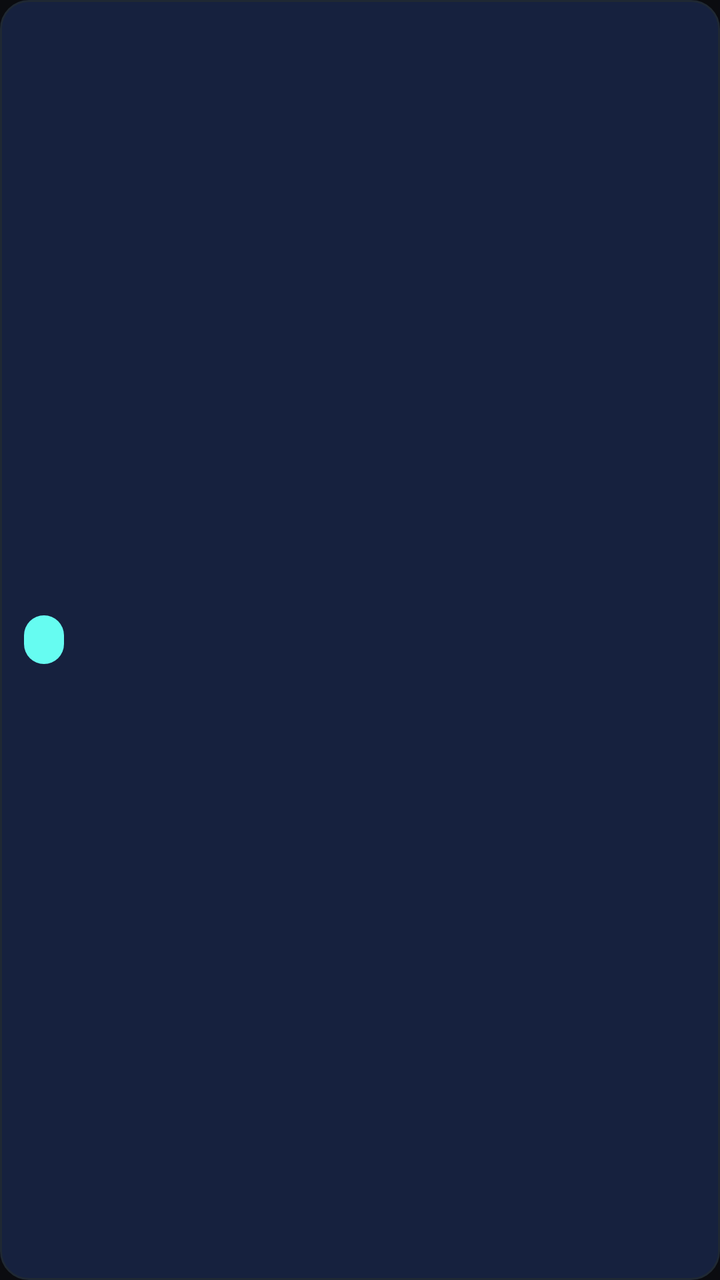
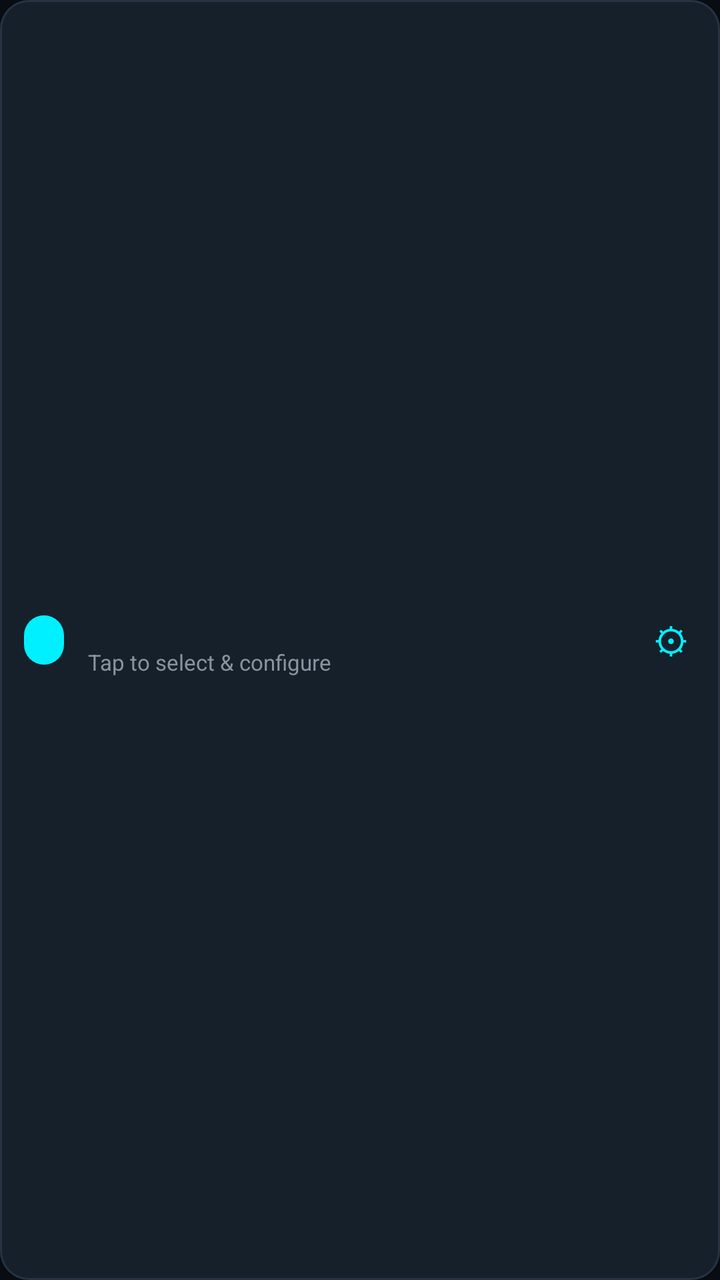

An Android layout rendered at two revisions. The XML below is the earlier revision; the diff shows what the commit changed to produce the second picture.
<!-- AndroidManifest.xml: application theme Theme.App -->
<!-- res/layout/item_script.xml -->
<?xml version="1.0" encoding="utf-8"?>
<LinearLayout xmlns:android="http://schemas.android.com/apk/res/android"
    android:layout_width="match_parent"
    android:layout_height="wrap_content"
    android:orientation="horizontal"
    android:gravity="center_vertical"
    android:background="@drawable/bg_card"
    android:padding="12dp"
    android:layout_marginBottom="8dp">

    <TextView
        android:id="@+id/tv_type"
        android:layout_width="wrap_content"
        android:layout_height="wrap_content"
        android:background="@drawable/bg_chip_accent"
        android:paddingStart="10dp"
        android:paddingEnd="10dp"
        android:paddingTop="4dp"
        android:paddingBottom="4dp"
        android:textColor="@color/bg_dark"
        android:textSize="12sp"
        android:textStyle="bold" />

    <TextView
        android:id="@+id/tv_name"
        android:layout_width="0dp"
        android:layout_height="wrap_content"
        android:layout_weight="1"
        android:layout_marginStart="12dp"
        android:textColor="@color/text_primary"
        android:textSize="16sp"
        android:textStyle="bold" />

</LinearLayout>
<!-- resources referenced by this layout -->
<resources>
  <color name="bg_dark">#0b0c10</color>
  <color name="text_primary">#ffffff</color>
  <!-- drawable bg_card (drawable) -->
  <?xml version="1.0" encoding="utf-8"?>
  <shape xmlns:android="http://schemas.android.com/apk/res/android"
      android:shape="rectangle">
      <solid android:color="@color/bg_card" />
      <corners android:radius="14dp" />
      <stroke android:width="1dp" android:color="@color/bg_panel" />
  </shape>
  <!-- drawable bg_chip_accent (drawable) -->
  <?xml version="1.0" encoding="utf-8"?>
  <shape xmlns:android="http://schemas.android.com/apk/res/android"
      android:shape="rectangle">
      <solid android:color="@color/accent" />
      <corners android:radius="20dp" />
  </shape>
  <style name="Theme.App" parent="Theme.MaterialComponents.DayNight.NoActionBar">
          <item name="colorPrimary">@color/bg_dark</item>
          <item name="colorPrimaryVariant">@color/bg_panel</item>
          <item name="colorSecondary">@color/accent</item>
          <item name="colorOnPrimary">@color/text_primary</item>
          <item name="colorOnSecondary">@color/bg_dark</item>
          <item name="android:statusBarColor">@color/bg_dark</item>
          <item name="android:navigationBarColor">@color/bg_dark</item>
          <item name="android:windowBackground">@color/bg_dark</item>
          <item name="android:textColorPrimary">@color/text_primary</item>
          <item name="android:textColorSecondary">@color/text_secondary</item>
      </style>
  <color name="bg_card">#16213e</color>
  <color name="bg_panel">#1f2833</color>
  <color name="accent">#66fcf1</color>
  <color name="text_secondary">#9aa5b1</color>
</resources>

<!-- the commit's change to res/layout/item_script.xml (unified diff, before → after) -->
@@ -1,5 +1,6 @@
 <?xml version="1.0" encoding="utf-8"?>
 <LinearLayout xmlns:android="http://schemas.android.com/apk/res/android"
+    android:id="@+id/card_script_root"
     android:layout_width="match_parent"
     android:layout_height="wrap_content"
     android:orientation="horizontal"
@@ -15,20 +16,44 @@
         android:background="@drawable/bg_chip_accent"
         android:paddingStart="10dp"
         android:paddingEnd="10dp"
-        android:paddingTop="4dp"
-        android:paddingBottom="4dp"
+        android:paddingTop="5dp"
+        android:paddingBottom="5dp"
         android:textColor="@color/bg_dark"
-        android:textSize="12sp"
+        android:textSize="11sp"
         android:textStyle="bold" />
 
-    <TextView
-        android:id="@+id/tv_name"
+    <LinearLayout
         android:layout_width="0dp"
         android:layout_height="wrap_content"
         android:layout_weight="1"
-        android:layout_marginStart="12dp"
-        android:textColor="@color/text_primary"
-        android:textSize="16sp"
-        android:textStyle="bold" />
+        android:orientation="vertical"
+        android:layout_marginStart="12dp">
+
+        <TextView
+            android:id="@+id/tv_name"
+            android:layout_width="wrap_content"
+            android:layout_height="wrap_content"
+            android:textColor="@color/text_primary"
+            android:textSize="15sp"
+            android:textStyle="bold" />
+
+        <TextView
+            android:id="@+id/tv_desc"
+            android:layout_width="wrap_content"
+            android:layout_height="wrap_content"
+            android:text="Tap to select &amp; configure"
+            android:textColor="@color/text_secondary"
+            android:textSize="11sp"
+            android:layout_marginTop="2dp" />
+    </LinearLayout>
+
+    <TextView
+        android:id="@+id/tv_arrow"
+        android:layout_width="wrap_content"
+        android:layout_height="wrap_content"
+        android:text="⚙"
+        android:textColor="@color/accent"
+        android:textSize="18sp"
+        android:padding="4dp" />
 
 </LinearLayout>
<!-- resource entries referenced after the edit -->
@@ -1,14 +1,14 @@
 <!-- resources referenced by this layout -->
 <resources>
-  <color name="bg_dark">#0b0c10</color>
-  <color name="text_primary">#ffffff</color>
+  <color name="bg_dark">#090C10</color>
+  <color name="text_primary">#F0F6FC</color>
   <!-- drawable bg_card (drawable) -->
   <?xml version="1.0" encoding="utf-8"?>
   <shape xmlns:android="http://schemas.android.com/apk/res/android"
       android:shape="rectangle">
       <solid android:color="@color/bg_card" />
       <corners android:radius="14dp" />
-      <stroke android:width="1dp" android:color="@color/bg_panel" />
+      <stroke android:width="1dp" android:color="@color/border_subtle" />
   </shape>
   <!-- drawable bg_chip_accent (drawable) -->
   <?xml version="1.0" encoding="utf-8"?>
@@ -29,9 +29,10 @@
           <item name="android:textColorPrimary">@color/text_primary</item>
           <item name="android:textColorSecondary">@color/text_secondary</item>
       </style>
-  <color name="bg_card">#16213e</color>
-  <color name="bg_panel">#1f2833</color>
-  <color name="accent">#66fcf1</color>
-  <color name="text_secondary">#9aa5b1</color>
+  <color name="bg_card">#15202B</color>
+  <color name="border_subtle">#253342</color>
+  <color name="bg_panel">#131B26</color>
+  <color name="accent">#00F0FF</color>
+  <color name="text_secondary">#8B949E</color>
 </resources>
 
